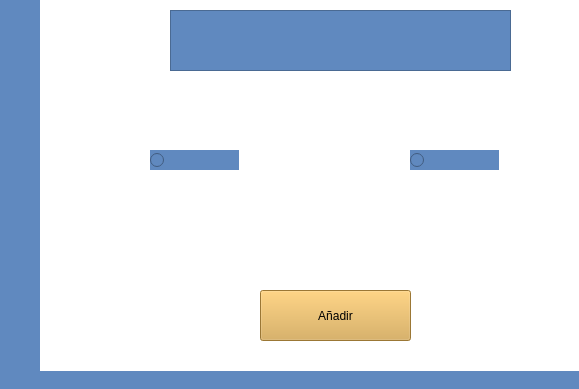
Above: ventanaPreguntasVF2.ui from Shanem007/AulaVirtual before the change; both pictures show x 0 to 579 and y 190 to 579 of the 687 by 579 pixel window. Below: the same form after it.
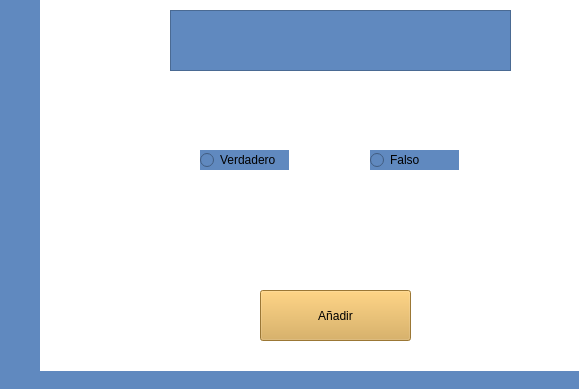
That is the form after the change.

```diff
--- a/ventanaPreguntasVF2.ui
+++ b/ventanaPreguntasVF2.ui
@@ -98,27 +98,27 @@
    <widget class="QRadioButton" name="radioButtonVerdadero">
     <property name="geometry">
      <rect>
-      <x>150</x>
+      <x>200</x>
       <y>340</y>
       <width>89</width>
       <height>20</height>
      </rect>
     </property>
     <property name="text">
-     <string/>
+     <string>Verdadero</string>
     </property>
    </widget>
    <widget class="QRadioButton" name="radioButtonFalso">
     <property name="geometry">
      <rect>
-      <x>410</x>
+      <x>370</x>
       <y>340</y>
       <width>89</width>
       <height>20</height>
      </rect>
     </property>
     <property name="text">
-     <string/>
+     <string>Falso</string>
     </property>
    </widget>
   </widget>
```
